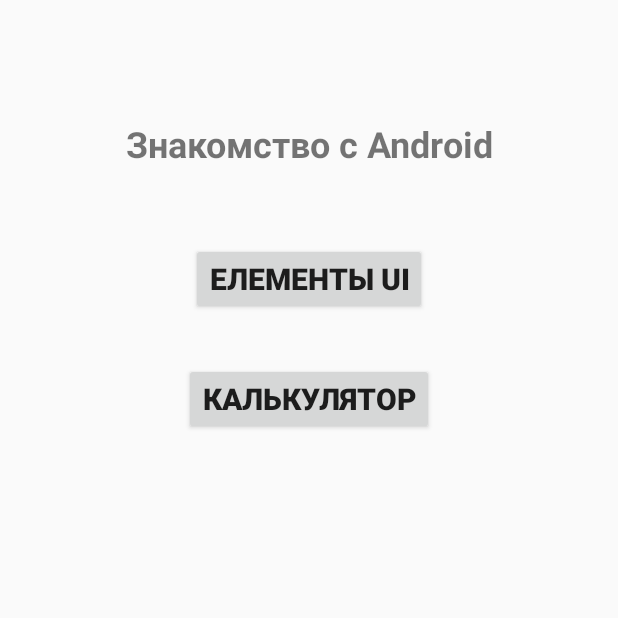
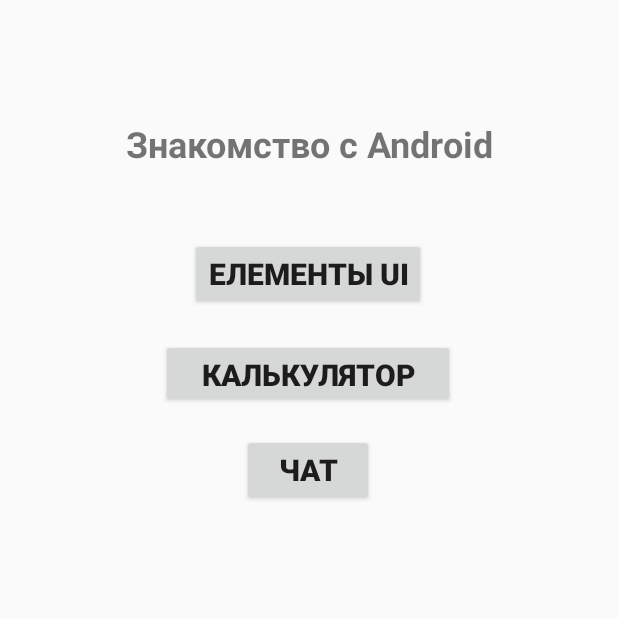
Before and after one commit to RodeonBara/AndroidPU121, an Android app: the screen it shows after launch (MainActivity), on a phone screen of 412 x 824 dp, the top half of it. Run offline under Robolectric (Android 15) with nearby library versions, the phone set to English and light mode, and no system bars.

```diff
--- a/app/src/main/AndroidManifest.xml
+++ b/app/src/main/AndroidManifest.xml
@@ -1,7 +1,7 @@
 <?xml version="1.0" encoding="utf-8"?>
 <manifest xmlns:android="http://schemas.android.com/apk/res/android"
     xmlns:tools="http://schemas.android.com/tools">
-
+    <uses-permission android:name="android.permission.INTERNET"/>
     <application
         android:allowBackup="true"
         android:dataExtractionRules="@xml/data_extraction_rules"
@@ -12,6 +12,9 @@
         android:supportsRtl="true"
         android:theme="@style/Theme.AndroidPU121"
         tools:targetApi="31">
+        <activity
+            android:name=".ChatActivity"
+            android:exported="false" />
         <activity
             android:name=".CalcActivity"
             android:exported="false" />
--- a/app/src/main/java/step/learning/androidpu121/MainActivity.java
+++ b/app/src/main/java/step/learning/androidpu121/MainActivity.java
@@ -22,6 +22,9 @@ public class MainActivity extends AppCompatActivity {
 
         Button btnCalc = findViewById( R.id.main_calc );
         btnCalc.setOnClickListener( this::btnCalcClick );
+
+        Button btnChat = findViewById( R.id.main_chat );
+        btnChat.setOnClickListener( this::btnChatClick );
     }
     private void btnViewsClick(View view){
         Intent intent = new Intent(
@@ -36,5 +39,12 @@ public class MainActivity extends AppCompatActivity {
         startActivity( intent );
     }
 
+    private void btnChatClick( View view ) {  // view - sender
+        Intent intent = new Intent(
+                this.getApplicationContext(),
+                ChatActivity.class ) ;
+        startActivity( intent );
+    }
+
 
 }
--- a/app/src/main/res/layout/activity_main.xml
+++ b/app/src/main/res/layout/activity_main.xml
@@ -5,6 +5,8 @@
     android:layout_width="match_parent"
     android:layout_height="match_parent"
     tools:context=".MainActivity">
+
+
 
     <TextView
         android:id="@+id/main_tv_title"
@@ -28,21 +30,37 @@
         android:textStyle="bold"
         app:layout_constraintBottom_toBottomOf="parent"
         app:layout_constraintEnd_toEndOf="parent"
+        app:layout_constraintHorizontal_bias="0.498"
         app:layout_constraintStart_toStartOf="parent"
         app:layout_constraintTop_toBottomOf="@+id/main_tv_title"
-        app:layout_constraintVertical_bias="0.075" />
+        app:layout_constraintVertical_bias="0.07" />
 
     <Button
         android:id="@+id/main_calc"
-        android:layout_width="wrap_content"
-        android:layout_height="wrap_content"
+        android:layout_width="196dp"
+        android:layout_height="46dp"
         android:text="@string/main_calc"
         android:textSize="20sp"
         android:textStyle="bold"
         app:layout_constraintBottom_toBottomOf="parent"
         app:layout_constraintEnd_toEndOf="parent"
+        app:layout_constraintHorizontal_bias="0.497"
         app:layout_constraintStart_toStartOf="parent"
         app:layout_constraintTop_toBottomOf="@+id/maim_btn_viwes"
-        app:layout_constraintVertical_bias="0.057" />
+        app:layout_constraintVertical_bias="0.034" />
+
+    <Button
+        android:id="@+id/main_chat"
+        android:layout_width="wrap_content"
+        android:layout_height="wrap_content"
+        android:text="@string/main_chat"
+        android:textSize="20sp"
+        android:textStyle="bold"
+        app:layout_constraintBottom_toBottomOf="parent"
+        app:layout_constraintEnd_toEndOf="parent"
+        app:layout_constraintHorizontal_bias="0.498"
+        app:layout_constraintStart_toStartOf="parent"
+        app:layout_constraintTop_toBottomOf="@+id/main_calc"
+        app:layout_constraintVertical_bias="0.034" />
 
 </androidx.constraintlayout.widget.ConstraintLayout>
--- a/app/src/main/res/values/strings.xml
+++ b/app/src/main/res/values/strings.xml
@@ -3,6 +3,7 @@
     <string name="main_btn_views">Елементы UI</string>
     <string name="main_tv_title">Знакомство с Android</string>
     <string name="main_calc">Калькулятор</string>
+    <string name="main_chat">Чат</string>
 
     <string name="views_tv_title">Елементы UI (Views)</string>
     <string name="textview_title">LinearLayout:horizontal</string>
```
Also changed, not shown: app/src/main/java/step/learning/androidpu121/ChatActivity.java (added, +110 -0 lines), app/src/main/java/step/learning/androidpu121/orm/ChatMessage.java (added, +48 -0 lines), app/src/main/java/step/learning/androidpu121/orm/ChatResponse.java (added, +50 -0 lines), app/src/main/res/layout/activity_chat.xml (added, +39 -0 lines).
